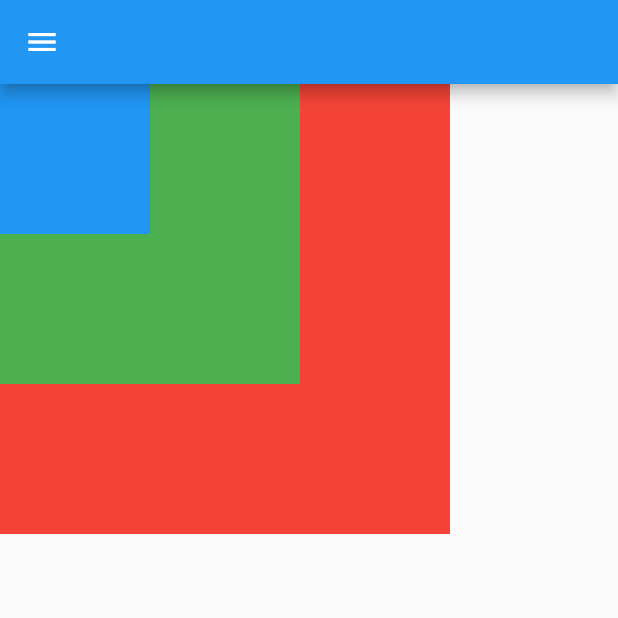
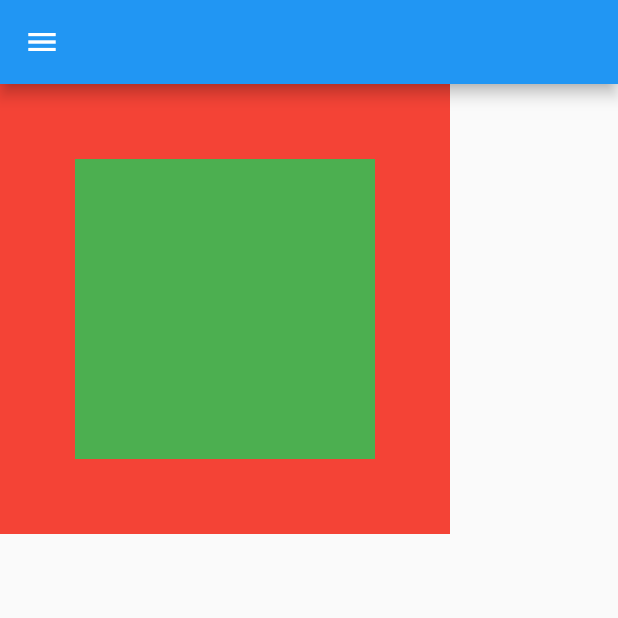
Before and after one commit to wejden7/Flutter_Tutorial, a Flutter app: the screen it shows after launch, on a phone screen of 412 x 824 dp, the top half of it. Run offline on Flutter 3.47's test engine with Material 2 defaults, Android fonts, the phone set to English and light mode, and no system bars.

Commit message:
alignment

```diff
--- a/lib/main.dart
+++ b/lib/main.dart
@@ -13,6 +13,7 @@ class MyApp extends StatelessWidget {
             appBar: AppBar(),
             drawer: Drawer(),
             body: Stack(
+              alignment: AlignmentDirectional.center,
               children: [
                 Container(
                   color: Colors.red,
@@ -24,11 +25,6 @@ class MyApp extends StatelessWidget {
                   width: 200,
                   height: 200,
                 ),
-                Container(
-                  color: Colors.blue,
-                  width: 100,
-                  height: 100,
-                )
               ],
             )));
   }
```
